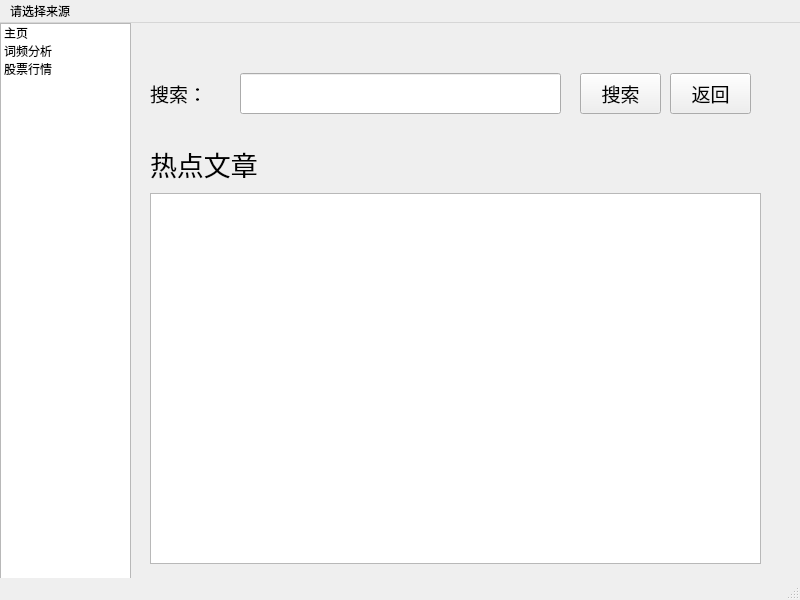
First picture: the form in ui/main.ui, repository TuZaaaaa/financial-crawler, before the edit.
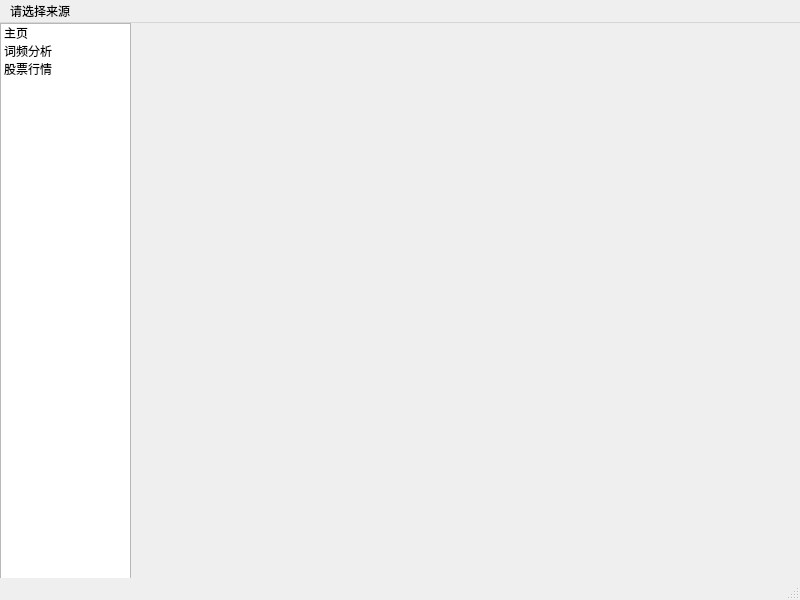
Second picture: the form after the edit.

Commit message: 页面切换

Patch:
```diff
--- a/ui/main.ui
+++ b/ui/main.ui
@@ -26,201 +26,6 @@
     <property name="currentIndex">
      <number>0</number>
     </property>
-    <widget class="QWidget" name="page_main">
-     <widget class="QLabel" name="label_time">
-      <property name="geometry">
-       <rect>
-        <x>460</x>
-        <y>10</y>
-        <width>201</width>
-        <height>21</height>
-       </rect>
-      </property>
-      <property name="font">
-       <font>
-        <pointsize>14</pointsize>
-       </font>
-      </property>
-      <property name="text">
-       <string/>
-      </property>
-     </widget>
-     <widget class="QLineEdit" name="lineEdit_search">
-      <property name="geometry">
-       <rect>
-        <x>110</x>
-        <y>60</y>
-        <width>321</width>
-        <height>41</height>
-       </rect>
-      </property>
-      <property name="font">
-       <font>
-        <family>Arial</family>
-        <pointsize>14</pointsize>
-       </font>
-      </property>
-     </widget>
-     <widget class="QLabel" name="label">
-      <property name="geometry">
-       <rect>
-        <x>20</x>
-        <y>60</y>
-        <width>71</width>
-        <height>41</height>
-       </rect>
-      </property>
-      <property name="font">
-       <font>
-        <family>Arial</family>
-        <pointsize>14</pointsize>
-       </font>
-      </property>
-      <property name="text">
-       <string>搜索：</string>
-      </property>
-      <property name="textFormat">
-       <enum>Qt::PlainText</enum>
-      </property>
-     </widget>
-     <widget class="QPushButton" name="pushButton_search">
-      <property name="geometry">
-       <rect>
-        <x>450</x>
-        <y>60</y>
-        <width>81</width>
-        <height>41</height>
-       </rect>
-      </property>
-      <property name="font">
-       <font>
-        <pointsize>14</pointsize>
-       </font>
-      </property>
-      <property name="text">
-       <string>搜索</string>
-      </property>
-     </widget>
-     <widget class="QStackedWidget" name="stackedWidget_select">
-      <property name="geometry">
-       <rect>
-        <x>20</x>
-        <y>130</y>
-        <width>621</width>
-        <height>421</height>
-       </rect>
-      </property>
-      <property name="currentIndex">
-       <number>0</number>
-      </property>
-      <widget class="QWidget" name="page_hotpot">
-       <widget class="QListWidget" name="listWidget_hotpotarticles">
-        <property name="geometry">
-         <rect>
-          <x>0</x>
-          <y>50</y>
-          <width>611</width>
-          <height>371</height>
-         </rect>
-        </property>
-       </widget>
-       <widget class="QLabel" name="label_hotpotarticles">
-        <property name="geometry">
-         <rect>
-          <x>0</x>
-          <y>0</y>
-          <width>601</width>
-          <height>41</height>
-         </rect>
-        </property>
-        <property name="font">
-         <font>
-          <pointsize>20</pointsize>
-         </font>
-        </property>
-        <property name="layoutDirection">
-         <enum>Qt::LeftToRight</enum>
-        </property>
-        <property name="text">
-         <string>热点文章</string>
-        </property>
-       </widget>
-      </widget>
-      <widget class="QWidget" name="page_">
-       <widget class="QLabel" name="label_serachresult">
-        <property name="geometry">
-         <rect>
-          <x>0</x>
-          <y>0</y>
-          <width>601</width>
-          <height>41</height>
-         </rect>
-        </property>
-        <property name="font">
-         <font>
-          <pointsize>20</pointsize>
-         </font>
-        </property>
-        <property name="layoutDirection">
-         <enum>Qt::LeftToRight</enum>
-        </property>
-        <property name="text">
-         <string>搜索结果</string>
-        </property>
-       </widget>
-       <widget class="QListWidget" name="listWidget_serachresult">
-        <property name="geometry">
-         <rect>
-          <x>0</x>
-          <y>50</y>
-          <width>611</width>
-          <height>371</height>
-         </rect>
-        </property>
-       </widget>
-      </widget>
-     </widget>
-     <widget class="QPushButton" name="pushButton_return">
-      <property name="geometry">
-       <rect>
-        <x>540</x>
-        <y>60</y>
-        <width>81</width>
-        <height>41</height>
-       </rect>
-      </property>
-      <property name="font">
-       <font>
-        <pointsize>14</pointsize>
-       </font>
-      </property>
-      <property name="text">
-       <string>返回</string>
-      </property>
-     </widget>
-    </widget>
-    <widget class="QWidget" name="page_wordAnalysis">
-     <widget class="QLabel" name="label_test1_2">
-      <property name="geometry">
-       <rect>
-        <x>20</x>
-        <y>110</y>
-        <width>581</width>
-        <height>281</height>
-       </rect>
-      </property>
-      <property name="font">
-       <font>
-        <family>Arial</family>
-        <pointsize>72</pointsize>
-       </font>
-      </property>
-      <property name="text">
-       <string>这是词频界面</string>
-      </property>
-     </widget>
-    </widget>
-    <widget class="QWidget" name="page_stock"/>
    </widget>
    <widget class="QListWidget" name="listWidget">
     <property name="geometry">
```
Left out of the diff: 2 changed lines with no effect on the pictures. The commit also changes 1 other file.
